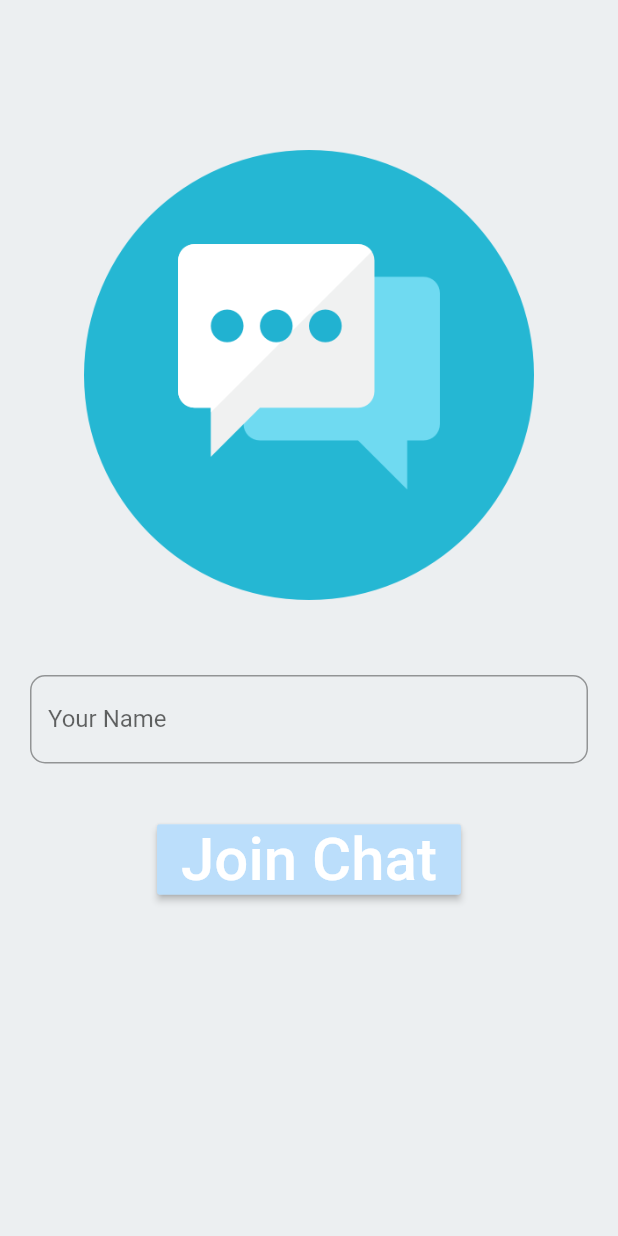
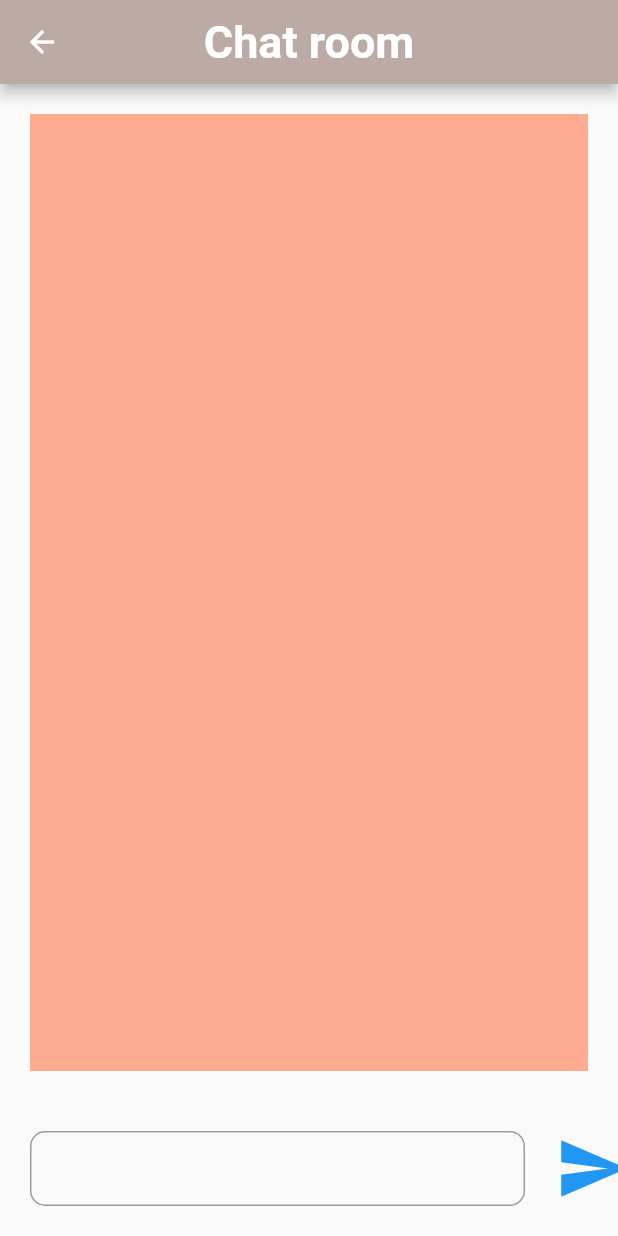
Before and after one commit to sanayut123/chat_app, a Flutter app: the screen it shows after launch, after a tap on "Join Chat", on a phone screen of 412 x 824 dp. Run offline on Flutter 3.47's test engine with Material 2 defaults, Android fonts, the phone set to English and light mode, and no system bars.

Commit message:
chatScreen 1

```diff
--- /dev/null
+++ b/lib/chatScreen.dart
@@ -0,0 +1,84 @@
+import 'package:flutter/material.dart';
+
+
+
+class ChatRoom extends StatefulWidget {
+  @override
+  _ChatRoomState createState() => _ChatRoomState();
+}
+
+class _ChatRoomState extends State<ChatRoom> {
+   List _listMessage = <Widget>[
+    Container(color: Colors.red[50], height: 100.0,),
+    Container(color: Colors.red[100], height: 100.0,),
+    Container(color: Colors.red[200], height: 100.0,),
+    Container(color: Colors.red[300], height: 100.0,),
+    Container(color: Colors.blue[50], height: 100.0,),
+    Container(color: Colors.blue[100], height: 100.0,),
+    Container(color: Colors.red[200], height: 100.0,),
+    ];
+
+  @override
+  Widget build(BuildContext context) {
+    return Scaffold(
+      appBar: AppBar(
+        title: Text(
+          "Chat room",
+          style: TextStyle(
+            fontWeight: FontWeight.bold,
+            fontSize: 30.0
+          ),
+        ),
+        centerTitle: true,
+        backgroundColor: Colors.brown[200],
+      ),
+      body: SafeArea(
+        child: Column(
+          mainAxisAlignment: MainAxisAlignment.end,
+          crossAxisAlignment: CrossAxisAlignment.end,
+          children: [
+            Expanded(
+              child: Container(
+                margin: EdgeInsets.all(20.0),
+                color: Colors.deepOrange[200],
+                child: ListView(
+                  children: [
+                  ],
+                  )
+              )
+            ),
+            Container(
+              padding: EdgeInsets.all(20),
+              height: 90.0,
+              child: Row(
+                children: [
+                  Container(
+                    height: 50.0,
+                    width: 330.0,
+                    child: TextField(
+                      decoration: InputDecoration(
+                        border: OutlineInputBorder(
+                          borderRadius: BorderRadius.all(Radius.circular(10.0))
+                        )
+                      ),
+                    ),
+                  ),
+                  SizedBox(width: 20.0,),
+                  Container(
+                    height: 50.0,
+                    width: 30.0,
+                    child: Icon(
+                      Icons.send,
+                      size: 50.0,
+                      color: Colors.blue,
+                      ),
+                  )
+                ],
+              )
+            )
+          ],
+        )
+      ),
+    );
+  }
+}
--- /dev/null
+++ b/lib/loginScreen.dart
@@ -0,0 +1,76 @@
+import 'package:flutter/material.dart';
+import 'package:chat_app/chatScreen.dart';
+class LoginScreen extends StatefulWidget {
+  @override
+  _LoginScreenState createState() => _LoginScreenState();
+}
+
+class _LoginScreenState extends State<LoginScreen> {
+  TextEditingController _userName;
+
+  @override
+  Widget imageChat = Image.asset(
+                        'assets/chat.png',
+                        height:300,
+                      );
+  @override
+  Widget build(BuildContext context) {
+    return Container(
+      width: double.infinity,
+      height: double.infinity,
+      color: Colors.blueGrey[50],
+      child: Wrap(
+        children: [
+          Center(
+            child: Column(
+              mainAxisAlignment: MainAxisAlignment.start,
+              children: [
+                SizedBox(
+                  height: 100.0,
+                ),
+                imageChat,
+                SizedBox(
+                  height: 30.0,
+                ),
+                Container(
+                  padding: EdgeInsets.all(20.0),
+                  child: TextField(
+                    controller: _userName,
+                    decoration: InputDecoration(
+                      labelText: "Your Name",
+                      hintText: "Nick Name",
+                      fillColor: Colors.red,
+                      hoverColor: Colors.red,
+                      border: OutlineInputBorder(
+                        borderRadius: BorderRadius.all(Radius.circular(10.0))
+                      )
+                    ),
+                  ),
+                ),
+                SizedBox(
+                  height: 20.0,
+                ),
+                RaisedButton(
+                  child: Text(
+                    "Join Chat",
+                    style: TextStyle(
+                      color: Colors.orange,
+                      fontSize: 40.0
+                    ),
+                  ),
+                  color: Colors.blue[100],
+                  onPressed: (){
+                    Navigator.push(
+                      context,
+                      MaterialPageRoute(builder: (context)=>ChatRoom())
+                    );
+                  }
+                ),
+            ],
+            ),
+          ),
+        ],
+      ),
+    );
+  }
+}
--- a/lib/main.dart
+++ b/lib/main.dart
@@ -1,5 +1,5 @@
 import 'package:flutter/material.dart';
-
+import 'package:chat_app/loginScreen.dart';
 void main() {
   runApp(MyApp());
 }
@@ -10,81 +10,10 @@ class MyApp extends StatelessWidget {
   Widget build(BuildContext context) {
     return MaterialApp(
       title: 'Flutter Demo',
+      debugShowCheckedModeBanner: false,
       home: Scaffold(
         body: LoginScreen(),
       ),
     );
   }
 }
-
-class LoginScreen extends StatefulWidget {
-  @override
-  _LoginScreenState createState() => _LoginScreenState();
-}
-
-class _LoginScreenState extends State<LoginScreen> {
-  TextEditingController _userName;
-
-  @override
-  Widget imageChat = Image.asset(
-                        'assets/chat.png',
-                        height:300,
-                      );
-  @override
-  Widget build(BuildContext context) {
-    return Container(
-      width: double.infinity,
-      height: double.infinity,
-      color: Colors.blueGrey[50],
-      child: Wrap(
-        children: [
-          Center(
-        child: Column(
-          mainAxisAlignment: MainAxisAlignment.start,
-          children: [
-            SizedBox(
-              height: 100.0,
-            ),
-            imageChat,
-            SizedBox(
-              height: 30.0,
-            ),
-            Container(
-              padding: EdgeInsets.all(20.0),
-              child: TextField(
-                controller: _userName,
-                decoration: InputDecoration(
-                  labelText: "Your Name",
-                  hintText: "Nick Name",
-                  fillColor: Colors.red,
-                  hoverColor: Colors.red,
-                  border: OutlineInputBorder(
-                    borderRadius: BorderRadius.all(Radius.circular(10.0))
-                  )
-                ),
-              ),
-            ),
-            SizedBox(
-              height: 20.0,
-            ),
-            RaisedButton(
-              child: Text(
-                "Join Chat",
-                style: TextStyle(
-                  color: Colors.white,
-                  fontSize: 40.0
-                ),
-              ),
-              color: Colors.blue[100],
-              onPressed: (){
-
-              }
-            ),
-          ],
-        ),
-      ),
-        ],
-      ),
-    );
-  }
-}
```
